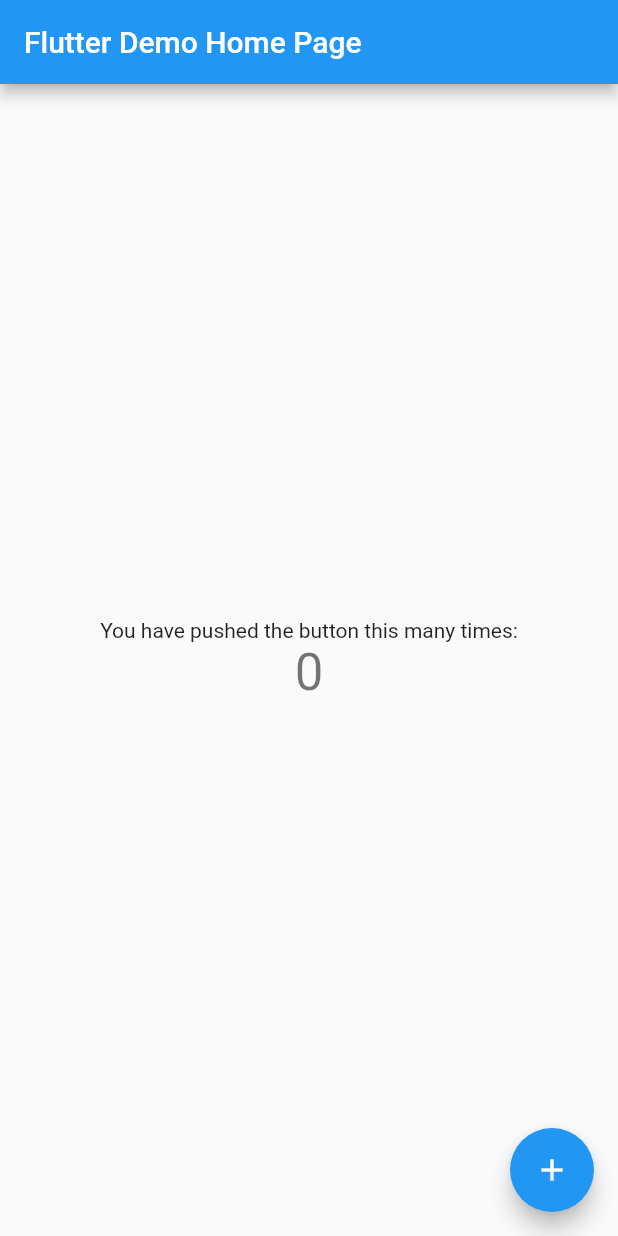
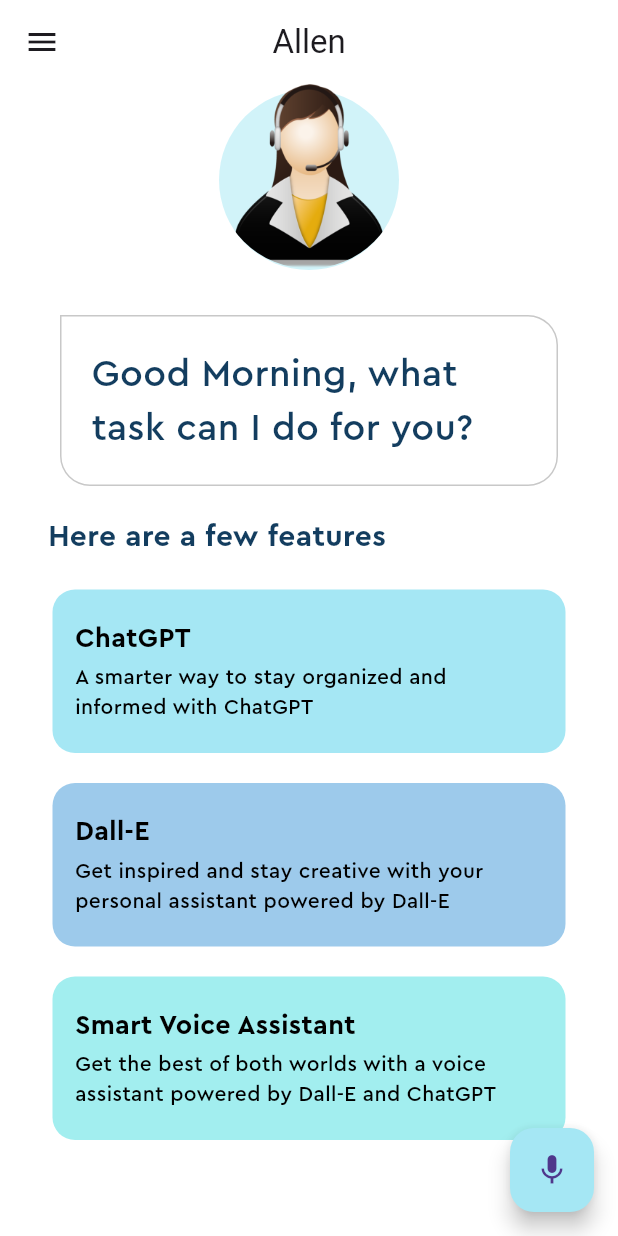
Before and after one commit to rahul021gupta/voice-assistant-using-flutter, a Flutter app: the screen it shows after launch, on a phone screen of 412 x 824 dp. Run offline on Flutter 3.47's test engine with Material 2 defaults, Android fonts, the phone set to English and light mode, and no system bars; our stand-ins replace animate_do, flutter_tts, speech_to_text.

Commit message:
assistant api

```diff
--- /dev/null
+++ b/lib/feature_box.dart
@@ -0,0 +1,62 @@
+import 'package:flutter/material.dart';
+import 'package:voice_assistant/pallete.dart';
+
+class FeatureBox extends StatelessWidget {
+  final Color color;
+  final String headerText;
+  final String descriptionText;
+  const FeatureBox({
+    super.key,
+    required this.color,
+    required this.headerText,
+    required this.descriptionText,
+  });
+
+  @override
+  Widget build(BuildContext context) {
+    return Container(
+      margin: const EdgeInsets.symmetric(
+        horizontal: 35,
+        vertical: 10,
+      ),
+      decoration: BoxDecoration(
+        color: color,
+        borderRadius: const BorderRadius.all(
+          Radius.circular(15),
+        ),
+      ),
+      child: Padding(
+        padding: const EdgeInsets.symmetric(vertical: 20.0).copyWith(
+          left: 15,
+        ),
+        child: Column(
+          children: [
+            Align(
+              alignment: Alignment.centerLeft,
+              child: Text(
+                headerText,
+                style: const TextStyle(
+                  fontFamily: 'Cera Pro',
+                  color: Pallete.blackColor,
+                  fontSize: 18,
+                  fontWeight: FontWeight.bold,
+                ),
+              ),
+            ),
+            const SizedBox(height: 3),
+            Padding(
+              padding: const EdgeInsets.only(right: 20),
+              child: Text(
+                descriptionText,
+                style: const TextStyle(
+                  fontFamily: 'Cera Pro',
+                  color: Pallete.blackColor,
+                ),
+              ),
+            ),
+          ],
+        ),
+      ),
+    );
+  }
+}
--- /dev/null
+++ b/lib/home_page.dart
@@ -0,0 +1,258 @@
+import 'package:animate_do/animate_do.dart';
+import 'package:flutter/material.dart';
+import 'package:flutter_tts/flutter_tts.dart';
+import 'package:speech_to_text/speech_recognition_result.dart';
+import 'package:voice_assistant/pallete.dart';
+import 'package:speech_to_text/speech_to_text.dart';
+import 'feature_box.dart';
+import 'openai_service.dart';
+
+class HomePage extends StatefulWidget {
+  const HomePage({super.key});
+
+  @override
+  State<HomePage> createState() => _HomePageState();
+}
+
+class _HomePageState extends State<HomePage> {
+  final speechToText = SpeechToText();
+  final flutterTts = FlutterTts();
+  String lastWords = '';
+  final OpenAIService openAIService = OpenAIService();
+  String? generatedContent;
+  String? generatedImageUrl;
+  int start = 200;
+  int delay = 200;
+
+  @override
+  void initState() {
+    super.initState();
+    initSpeechToText();
+    initTextToSpeech();
+  }
+
+  Future<void> initTextToSpeech() async {
+    await flutterTts.setSharedInstance(true);
+    setState(() {});
+  }
+
+  Future<void> initSpeechToText() async {
+    await speechToText.initialize();
+    setState(() {});
+  }
+
+  Future<void> startListening() async {
+    await speechToText.listen(onResult: onSpeechResult);
+    setState(() {});
+    // final speech = await openAIService.isArtPromptAPI(lastWords);
+    // if (speech.contains('https')) {
+    //   generatedImageUrl = speech;
+    //   generatedContent = null;
+    //   setState(() {});
+    // } else {
+    //   generatedImageUrl = null;
+    //   generatedContent = speech;
+    //   setState(() {});
+    //   await systemSpeak(speech);
+    // }
+    // await stopListening();
+  }
+
+  Future<void> stopListening() async {
+    await speechToText.stop();
+    setState(() {});
+  }
+
+  void onSpeechResult(SpeechRecognitionResult result) {
+    setState(() {
+      lastWords = result.recognizedWords;
+    });
+  }
+
+  Future<void> systemSpeak(String content) async {
+    await flutterTts.speak(content);
+  }
+
+  @override
+  void dispose() {
+    super.dispose();
+    speechToText.stop();
+    flutterTts.stop();
+  }
+
+  @override
+  Widget build(BuildContext context) {
+    return Scaffold(
+      appBar: AppBar(
+        title: BounceInDown(
+          child: const Text('Allen'),
+        ),
+        leading: const Icon(Icons.menu),
+        centerTitle: true,
+      ),
+      body: SingleChildScrollView(
+        child: Column(
+          children: [
+            // virtual assistant picture
+            ZoomIn(
+              child: Stack(
+                children: [
+                  Center(
+                    child: Container(
+                      height: 120,
+                      width: 120,
+                      margin: const EdgeInsets.only(top: 4),
+                      decoration: const BoxDecoration(
+                        color: Pallete.assistantCircleColor,
+                        shape: BoxShape.circle,
+                      ),
+                    ),
+                  ),
+                  Container(
+                    height: 123,
+                    decoration: const BoxDecoration(
+                      shape: BoxShape.circle,
+                      image: DecorationImage(
+                        image: AssetImage(
+                          'assets/images/virtualAssistant.png',
+                        ),
+                      ),
+                    ),
+                  ),
+                ],
+              ),
+            ),
+            // chat bubble
+            FadeInRight(
+              child: Visibility(
+                visible: generatedImageUrl == null,
+                child: Container(
+                  padding: const EdgeInsets.symmetric(
+                    horizontal: 20,
+                    vertical: 10,
+                  ),
+                  margin: const EdgeInsets.symmetric(horizontal: 40).copyWith(
+                    top: 30,
+                  ),
+                  decoration: BoxDecoration(
+                    border: Border.all(
+                      color: Pallete.borderColor,
+                    ),
+                    borderRadius: BorderRadius.circular(20).copyWith(
+                      topLeft: Radius.zero,
+                    ),
+                  ),
+                  child: Padding(
+                    padding: const EdgeInsets.symmetric(vertical: 10.0),
+                    child: Text(
+                      generatedContent == null
+                          ? 'Good Morning, what task can I do for you?'
+                          : generatedContent!,
+                      style: TextStyle(
+                        fontFamily: 'Cera Pro',
+                        color: Pallete.mainFontColor,
+                        fontSize: generatedContent == null ? 25 : 18,
+                      ),
+                    ),
+                  ),
+                ),
+              ),
+            ),
+            if (generatedImageUrl != null)
+              Padding(
+                padding: const EdgeInsets.all(10.0),
+                child: ClipRRect(
+                  borderRadius: BorderRadius.circular(20),
+                  child: Image.network(generatedImageUrl!),
+                ),
+              ),
+            SlideInLeft(
+              child: Visibility(
+                visible: generatedContent == null && generatedImageUrl == null,
+                child: Container(
+                  padding: const EdgeInsets.all(10),
+                  alignment: Alignment.centerLeft,
+                  margin: const EdgeInsets.only(top: 10, left: 22),
+                  child: const Text(
+                    'Here are a few features',
+                    style: TextStyle(
+                      fontFamily: 'Cera Pro',
+                      color: Pallete.mainFontColor,
+                      fontSize: 20,
+                      fontWeight: FontWeight.bold,
+                    ),
+                  ),
+                ),
+              ),
+            ),
+            // features list
+            Visibility(
+              visible: generatedContent == null && generatedImageUrl == null,
+              child: Column(
+                children: [
+                  SlideInLeft(
+                    delay: Duration(milliseconds: start),
+                    child: const FeatureBox(
+                      color: Pallete.firstSuggestionBoxColor,
+                      headerText: 'ChatGPT',
+                      descriptionText:
+                          'A smarter way to stay organized and informed with ChatGPT',
+                    ),
+                  ),
+                  SlideInLeft(
+                    delay: Duration(milliseconds: start + delay),
+                    child: const FeatureBox(
+                      color: Pallete.secondSuggestionBoxColor,
+                      headerText: 'Dall-E',
+                      descriptionText:
+                          'Get inspired and stay creative with your personal assistant powered by Dall-E',
+                    ),
+                  ),
+                  SlideInLeft(
+                    delay: Duration(milliseconds: start + 2 * delay),
+                    child: const FeatureBox(
+                      color: Pallete.thirdSuggestionBoxColor,
+                      headerText: 'Smart Voice Assistant',
+                      descriptionText:
+                          'Get the best of both worlds with a voice assistant powered by Dall-E and ChatGPT',
+                    ),
+                  ),
+                ],
+              ),
+            )
+          ],
+        ),
+      ),
+      floatingActionButton: ZoomIn(
+        delay: Duration(milliseconds: start + 3 * delay),
+        child: FloatingActionButton(
+          backgroundColor: Pallete.firstSuggestionBoxColor,
+          onPressed: () async {
+            if (await speechToText.hasPermission &&
+                speechToText.isNotListening) {
+              await startListening();
+            } else if (speechToText.isListening) {
+              // final speech = await openAIService.isArtPromptAPI(lastWords);
+              // if (speech.contains('https')) {
+              //   generatedImageUrl = speech;
+              //   generatedContent = null;
+              //   setState(() {});
+              // } else {
+              //   generatedImageUrl = null;
+              //   generatedContent = speech;
+              //   setState(() {});
+              //   await systemSpeak(speech);
+              // }
+              // await stopListening();
+            } else {
+              initSpeechToText();
+            }
+          },
+          child: Icon(
+            speechToText.isListening ? Icons.stop : Icons.mic,
+          ),
+        ),
+      ),
+    );
+  }
+}
--- a/lib/main.dart
+++ b/lib/main.dart
@@ -1,4 +1,7 @@
 import 'package:flutter/material.dart';
+import 'package:voice_assistant/pallete.dart';
+
+import 'home_page.dart';
 
 void main() {
   runApp(const MyApp());
@@ -7,109 +10,18 @@ void main() {
 class MyApp extends StatelessWidget {
   const MyApp({super.key});
 
-  // This widget is the root of your application.
   @override
   Widget build(BuildContext context) {
     return MaterialApp(
-      title: 'Flutter Demo',
-      theme: ThemeData(
-        // This is the theme of your application.
-        //
-        // Try running your application with "flutter run". You'll see the
-        // application has a blue toolbar. Then, without quitting the app, try
-        // changing the primarySwatch below to Colors.green and then invoke
-        // "hot reload" (press "r" in the console where you ran "flutter run",
-        // or simply save your changes to "hot reload" in a Flutter IDE).
-        // Notice that the counter didn't reset back to zero; the application
-        // is not restarted.
-        primarySwatch: Colors.blue,
+      debugShowCheckedModeBanner: false,
+      title: 'Allen',
+      theme: ThemeData.light(useMaterial3: true).copyWith(
+        scaffoldBackgroundColor: Pallete.whiteColor,
+        appBarTheme: const AppBarTheme(
+          backgroundColor: Pallete.whiteColor,
+        ),
       ),
-      home: const MyHomePage(title: 'Flutter Demo Home Page'),
+      home: const HomePage(),
     );
   }
 }
-
-class MyHomePage extends StatefulWidget {
-  const MyHomePage({super.key, required this.title});
-
-  // This widget is the home page of your application. It is stateful, meaning
-  // that it has a State object (defined below) that contains fields that affect
-  // how it looks.
-
-  // This class is the configuration for the state. It holds the values (in this
-  // case the title) provided by the parent (in this case the App widget) and
-  // used by the build method of the State. Fields in a Widget subclass are
-  // always marked "final".
-
-  final String title;
-
-  @override
-  State<MyHomePage> createState() => _MyHomePageState();
-}
-
-class _MyHomePageState extends State<MyHomePage> {
-  int _counter = 0;
-
-  void _incrementCounter() {
-    setState(() {
-      // This call to setState tells the Flutter framework that something has
-      // changed in this State, which causes it to rerun the build method below
-      // so that the display can reflect the updated values. If we changed
-      // _counter without calling setState(), then the build method would not be
-      // called again, and so nothing would appear to happen.
-      _counter++;
-    });
-  }
-
-  @override
-  Widget build(BuildContext context) {
-    // This method is rerun every time setState is called, for instance as done
-    // by the _incrementCounter method above.
-    //
-    // The Flutter framework has been optimized to make rerunning build methods
-    // fast, so that you can just rebuild anything that needs updating rather
-    // than having to individually change instances of widgets.
-    return Scaffold(
-      appBar: AppBar(
-        // Here we take the value from the MyHomePage object that was created by
-        // the App.build method, and use it to set our appbar title.
-        title: Text(widget.title),
-      ),
-      body: Center(
-        // Center is a layout widget. It takes a single child and positions it
-        // in the middle of the parent.
-        child: Column(
-          // Column is also a layout widget. It takes a list of children and
-          // arranges them vertically. By default, it sizes itself to fit its
-          // children horizontally, and tries to be as tall as its parent.
-          //
-          // Invoke "debug painting" (press "p" in the console, choose the
-          // "Toggle Debug Paint" action from the Flutter Inspector in Android
-          // Studio, or the "Toggle Debug Paint" command in Visual Studio Code)
-          // to see the wireframe for each widget.
-          //
-          // Column has various properties to control how it sizes itself and
-          // how it positions its children. Here we use mainAxisAlignment to
-          // center the children vertically; the main axis here is the vertical
-          // axis because Columns are vertical (the cross axis would be
-          // horizontal).
-          mainAxisAlignment: MainAxisAlignment.center,
-          children: <Widget>[
-            const Text(
-              'You have pushed the button this many times:',
-            ),
-            Text(
-              '$_counter',
-              style: Theme.of(context).textTheme.headlineMedium,
-            ),
-          ],
-        ),
-      ),
-      floatingActionButton: FloatingActionButton(
-        onPressed: _incrementCounter,
-        tooltip: 'Increment',
-        child: const Icon(Icons.add),
-      ), // This trailing comma makes auto-formatting nicer for build methods.
-    );
-  }
-}
--- /dev/null
+++ b/lib/pallete.dart
@@ -0,0 +1,13 @@
+import 'package:flutter/material.dart';
+
+class Pallete {
+  static const Color mainFontColor = Color.fromRGBO(19, 61, 95, 1);
+  static const Color firstSuggestionBoxColor = Color.fromRGBO(165, 231, 244, 1);
+  static const Color secondSuggestionBoxColor =
+      Color.fromRGBO(157, 202, 235, 1);
+  static const Color thirdSuggestionBoxColor = Color.fromRGBO(162, 238, 239, 1);
+  static const Color assistantCircleColor = Color.fromRGBO(209, 243, 249, 1);
+  static const Color borderColor = Color.fromRGBO(200, 200, 200, 1);
+  static const Color blackColor = Colors.black;
+  static const Color whiteColor = Colors.white;
+}
--- /dev/null
+++ b/lib/secrets.dart
@@ -0,0 +1,2 @@
+// const openAIAPIKey = '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';
+const openAIAPIKey = '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';
```
Also changed, not shown: lib/openai_service.dart (added, +120 -0 lines), pubspec.yaml (+11 -2 lines), assets/fonts/Cera-Pro-Bold.otf (added), assets/fonts/Cera-Pro-Medium.otf (added), assets/images/virtualAssistant.png (added), pubspec.lock, 8 other files.
